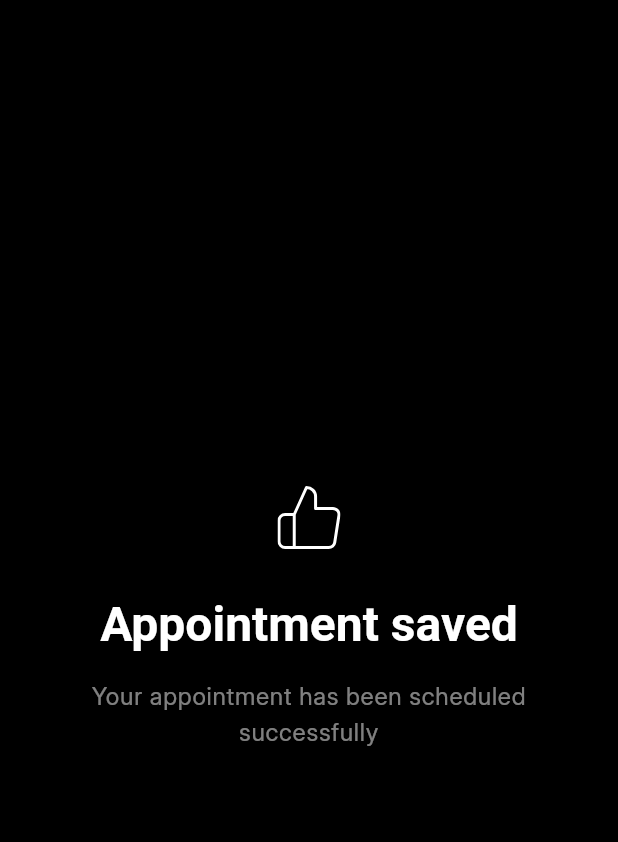
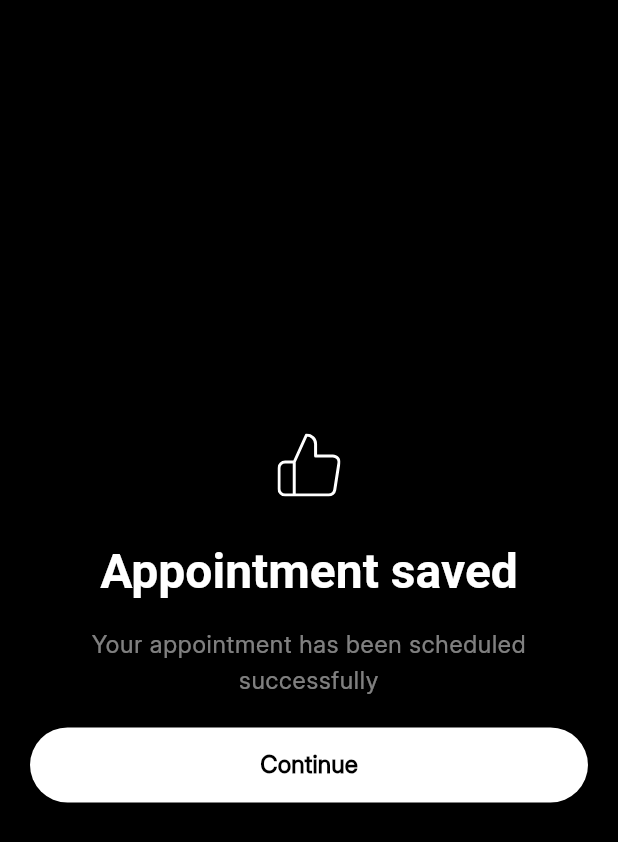
Before and after one commit to Kariaki/reentry, a Flutter app: the SuccessScreen screen opened directly, on a phone screen of 412 x 824 dp. Shown: the top 842 px of the screen. Run offline on Flutter 3.47's test engine with Material 3 defaults, Android fonts, the phone set to English and light mode, and no system bars; our stand-ins replace cloud_firestore, firebase_auth, firebase_core, flutter_animate, flutter_bloc, flutter_hooks and 4 more; missing offline and left inert: easy_animate; accounts and stored records are empty; Roboto replaces fonts that are missing (InterBold).

Commit message:
done with success

```diff
--- a/lib/ui/components/success_screen_component.dart
+++ b/lib/ui/components/success_screen_component.dart
@@ -5,12 +5,14 @@ import 'package:reentry/core/extensions.dart';
 import '../../core/theme/colors.dart';
 import '../../core/theme/style/app_styles.dart';
 import '../../generated/assets.dart';
+import 'buttons/primary_button.dart';
 
 class SuccessScreenComponent extends StatelessWidget {
   final String title;
   final String? subtitle;
+  final VoidCallback? callback;
 
-  const SuccessScreenComponent({super.key, required this.title, this.subtitle});
+  const SuccessScreenComponent({super.key, required this.title, this.subtitle,this.callback});
 
   @override
   Widget build(BuildContext context) {
@@ -40,7 +42,15 @@ class SuccessScreenComponent extends StatelessWidget {
                   .bodyLarge
                   ?.copyWith(color: AppColors.white.withOpacity(.5)),
             )
-          ]
+          ],
+          20.height,
+          if(callback!=null)
+            PrimaryButton(
+              text: "Continue",
+              onPress: (){
+                context.pop();
+              },
+            )
         ],
       ),
     );
--- a/lib/ui/modules/shared/success_screen.dart
+++ b/lib/ui/modules/shared/success_screen.dart
@@ -18,17 +18,11 @@ class SuccessScreen extends HookWidget {
 
   @override
   Widget build(BuildContext context) {
-    void navigate() async {
-      Future.delayed(const Duration(seconds: 1)).then((val) => callback());
-    }
-
-    useEffect(() {
-      navigate();
-    }, []);
     return BaseScaffold(
         child: SuccessScreenComponent(
       title: title,
       subtitle: description,
+          callback: callback,
     ));
   }
 }
```
